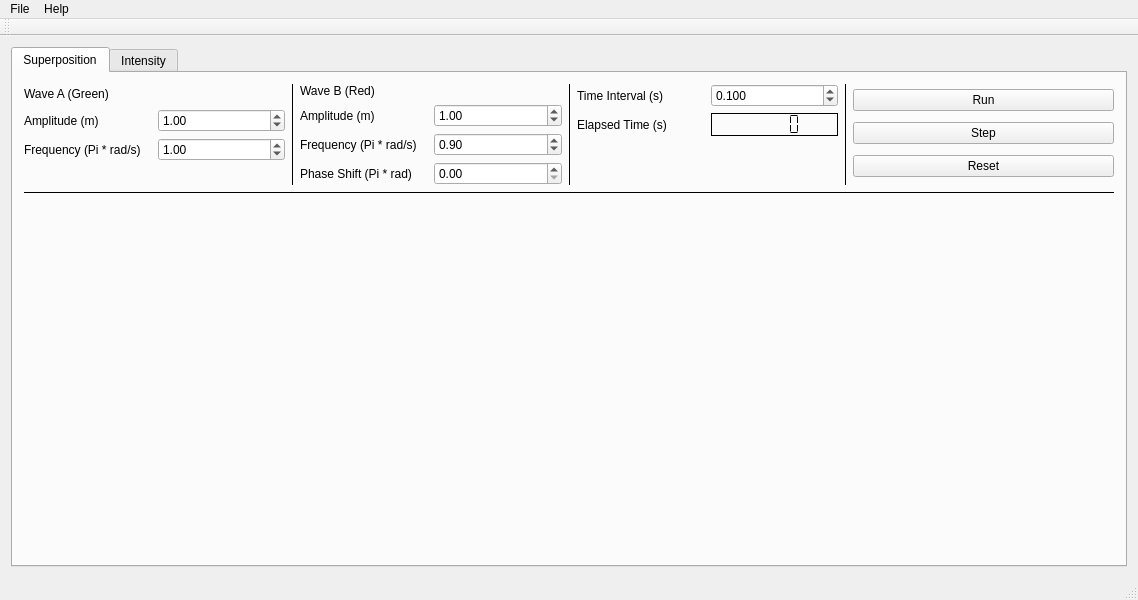
Above: WaveLab5/mainwindow.ui from forgetfulyoshi/wavelab before the change. Below: the same form after it.
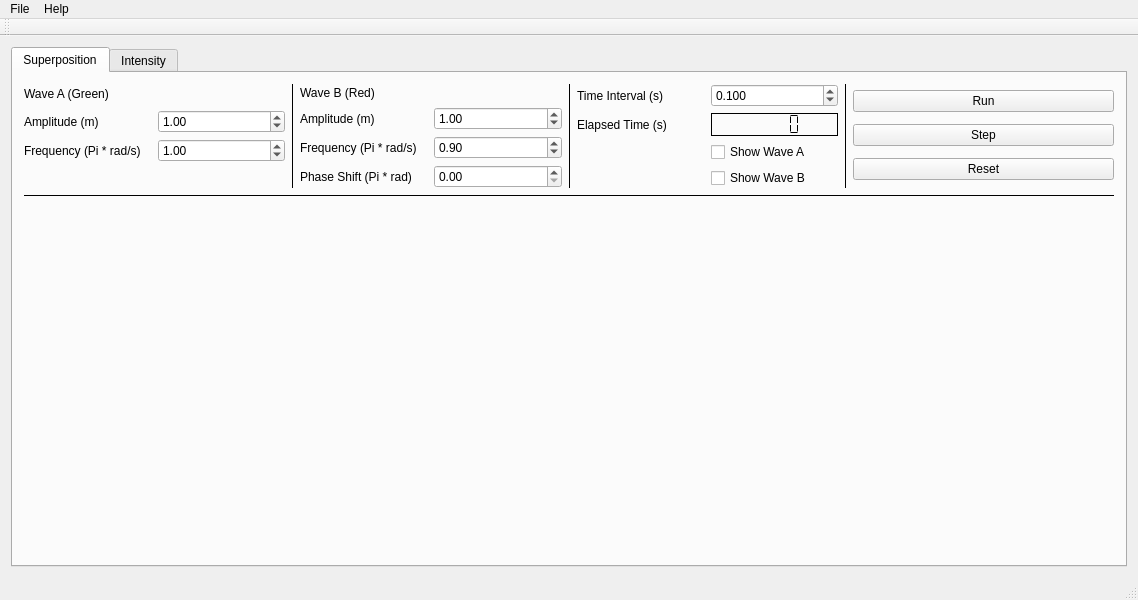
That is the form after the change.

Commit message: Added phasors to the superposition vector widget and option to turn waves A and B on or off on the wave side

The edit to the form file:
```diff
--- a/WaveLab5/mainwindow.ui
+++ b/WaveLab5/mainwindow.ui
@@ -277,6 +277,20 @@
               </property>
              </widget>
             </item>
+            <item row="2" column="1">
+             <widget class="QCheckBox" name="showWaveA">
+              <property name="text">
+               <string>Show Wave A</string>
+              </property>
+             </widget>
+            </item>
+            <item row="3" column="1">
+             <widget class="QCheckBox" name="showWaveB">
+              <property name="text">
+               <string>Show Wave B</string>
+              </property>
+             </widget>
+            </item>
            </layout>
           </item>
          </layout>
```
The commit also changes 4 other files.
